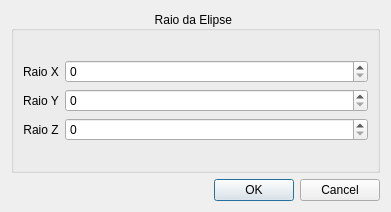
First picture: the form in escultor_digital_app/tamanhoellipsoid.ui, repository Frankson18/escultor_final, before the edit.
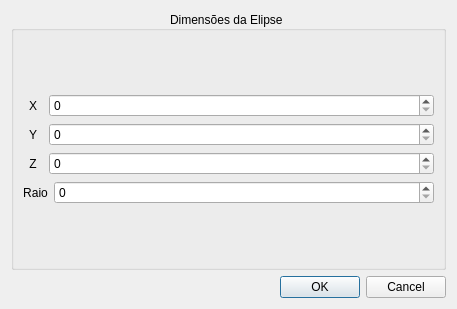
Second picture: the form after the edit.

Patch:
```diff
--- a/escultor_digital_app/tamanhoellipsoid.ui
+++ b/escultor_digital_app/tamanhoellipsoid.ui
@@ -6,8 +6,8 @@
    <rect>
     <x>0</x>
     <y>0</y>
-    <width>391</width>
-    <height>212</height>
+    <width>457</width>
+    <height>309</height>
    </rect>
   </property>
   <property name="windowTitle">
@@ -19,7 +19,7 @@
      <item>
       <widget class="QGroupBox" name="groupBox">
        <property name="title">
-        <string>Raio da Elipse </string>
+        <string>Dimensões da Elipse </string>
        </property>
        <property name="alignment">
         <set>Qt::AlignCenter</set>
@@ -32,7 +32,7 @@
             <item>
              <widget class="QLabel" name="label">
               <property name="text">
-               <string>Raio X</string>
+               <string>X</string>
               </property>
               <property name="alignment">
                <set>Qt::AlignCenter</set>
@@ -49,7 +49,7 @@
             <item>
              <widget class="QLabel" name="label_2">
               <property name="text">
-               <string>Raio Y</string>
+               <string>Y</string>
               </property>
               <property name="alignment">
                <set>Qt::AlignCenter</set>
@@ -66,7 +66,7 @@
             <item>
              <widget class="QLabel" name="label_3">
               <property name="text">
-               <string>Raio Z</string>
+               <string>Z</string>
               </property>
               <property name="alignment">
                <set>Qt::AlignCenter</set>
@@ -74,7 +74,24 @@
              </widget>
             </item>
             <item>
-             <widget class="QSpinBox" name="spinBox_3"/>
+             <widget class="QSpinBox" name="spinBoxELipseZ"/>
+            </item>
+           </layout>
+          </item>
+          <item>
+           <layout class="QHBoxLayout" name="horizontalLayout_4" stretch="5,95">
+            <item>
+             <widget class="QLabel" name="label_4">
+              <property name="text">
+               <string>Raio</string>
+              </property>
+              <property name="alignment">
+               <set>Qt::AlignCenter</set>
+              </property>
+             </widget>
+            </item>
+            <item>
+             <widget class="QSpinBox" name="spinBoxElipseR"/>
             </item>
            </layout>
           </item>
```
Left out of the diff: 4 changed lines with no effect on the pictures.
